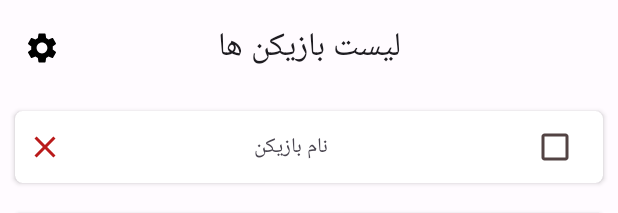
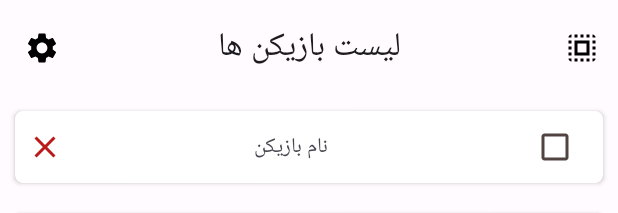
Before and after one commit to IamRezaMousavi/Mafia, an Android app: the layout activity_main.xml on its own in the app's theme, with its tools: preview values and no code run, on a phone screen of 412 x 824 dp. Shown: the top 213 px of the screen. Run offline under Robolectric (Android 15) with nearby library versions, the phone set to English and light mode, and no system bars.

Commit message:
add menu top bar for select all

```diff
--- a/app/src/main/java/com/github/iamrezamousavi/mafia/Player.kt
+++ b/app/src/main/java/com/github/iamrezamousavi/mafia/Player.kt
@@ -2,4 +2,5 @@ package com.github.iamrezamousavi.mafia
 
 class Player(
     val name: String = "",
+    var isChecked: Boolean = false,
 )
--- /dev/null
+++ b/app/src/main/res/drawable-night/baseline_select_all_24.xml
@@ -0,0 +1,5 @@
+<vector android:height="24dp" android:tint="#FFFFFF"
+    android:viewportHeight="24" android:viewportWidth="24"
+    android:width="24dp" xmlns:android="http://schemas.android.com/apk/res/android">
+    <path android:fillColor="@android:color/white" android:pathData="M3,5h2L5,3c-1.1,0 -2,0.9 -2,2zM3,13h2v-2L3,11v2zM7,21h2v-2L7,19v2zM3,9h2L5,7L3,7v2zM13,3h-2v2h2L13,3zM19,3v2h2c0,-1.1 -0.9,-2 -2,-2zM5,21v-2L3,19c0,1.1 0.9,2 2,2zM3,17h2v-2L3,15v2zM9,3L7,3v2h2L9,3zM11,21h2v-2h-2v2zM19,13h2v-2h-2v2zM19,21c1.1,0 2,-0.9 2,-2h-2v2zM19,9h2L21,7h-2v2zM19,17h2v-2h-2v2zM15,21h2v-2h-2v2zM15,5h2L17,3h-2v2zM7,17h10L17,7L7,7v10zM9,9h6v6L9,15L9,9z"/>
+</vector>
--- /dev/null
+++ b/app/src/main/res/drawable/baseline_select_all_24.xml
@@ -0,0 +1,5 @@
+<vector android:height="24dp" android:tint="#000000"
+    android:viewportHeight="24" android:viewportWidth="24"
+    android:width="24dp" xmlns:android="http://schemas.android.com/apk/res/android">
+    <path android:fillColor="@android:color/white" android:pathData="M3,5h2L5,3c-1.1,0 -2,0.9 -2,2zM3,13h2v-2L3,11v2zM7,21h2v-2L7,19v2zM3,9h2L5,7L3,7v2zM13,3h-2v2h2L13,3zM19,3v2h2c0,-1.1 -0.9,-2 -2,-2zM5,21v-2L3,19c0,1.1 0.9,2 2,2zM3,17h2v-2L3,15v2zM9,3L7,3v2h2L9,3zM11,21h2v-2h-2v2zM19,13h2v-2h-2v2zM19,21c1.1,0 2,-0.9 2,-2h-2v2zM19,9h2L21,7h-2v2zM19,17h2v-2h-2v2zM15,21h2v-2h-2v2zM15,5h2L17,3h-2v2zM7,17h10L17,7L7,7v10zM9,9h6v6L9,15L9,9z"/>
+</vector>
--- a/app/src/main/res/layout/activity_main.xml
+++ b/app/src/main/res/layout/activity_main.xml
@@ -21,7 +21,8 @@
             android:minHeight="?attr/actionBarSize"
             app:navigationIcon="@drawable/baseline_settings_24"
             app:title="لیست بازیکن ها"
-            app:titleCentered="true" />
+            app:titleCentered="true"
+            app:menu="@menu/top_app_bar"/>
 
     </com.google.android.material.appbar.AppBarLayout>
 
--- /dev/null
+++ b/app/src/main/res/menu/top_app_bar.xml
@@ -0,0 +1,10 @@
+<?xml version="1.0" encoding="utf-8"?>
+<menu xmlns:android="http://schemas.android.com/apk/res/android"
+    xmlns:app="http://schemas.android.com/apk/res-auto">
+    <item
+        android:id="@+id/menuItemSelectAll"
+        android:title="Select All"
+        android:icon="@drawable/baseline_select_all_24"
+        app:showAsAction="always"/>
+
+</menu>
```
Also changed, not shown: app/src/main/java/com/github/iamrezamousavi/mafia/MainActivity.kt (+18 -2 lines), app/src/main/java/com/github/iamrezamousavi/mafia/PlayerAdapter.kt (+7 -1 lines).
